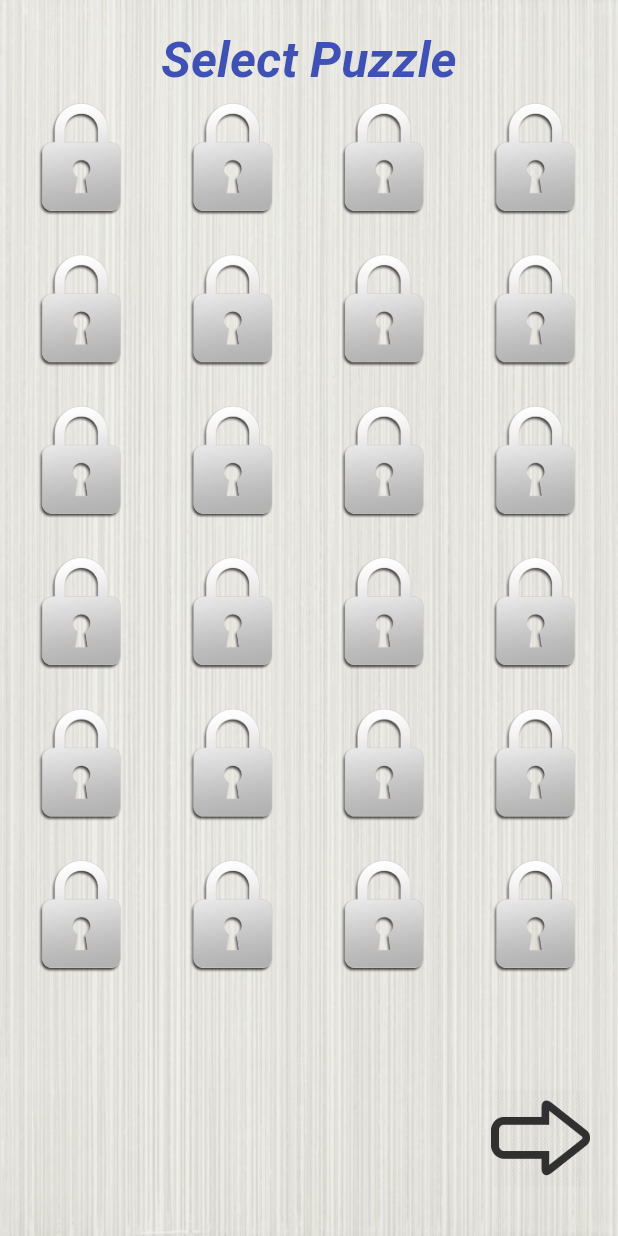
After one commit to mangukiyaRitul/puzzel, a Flutter app: the screen it shows after launch, after a tap on "PUZZLES", on a phone screen of 412 x 824 dp. The commit adds this screen. Run offline on Flutter 3.47's test engine with Material 2 defaults, Android fonts, the phone set to English and light mode, and no system bars.

Commit message:
Initial commit

```diff
--- a/lib/home.dart
+++ b/lib/home.dart
@@ -1,4 +1,5 @@
 import 'package:flutter/material.dart';
+import 'package:puzzel/pazzlelevel.dart';
 
 import 'continue.dart';
 
@@ -64,9 +65,16 @@ class _homeState extends State<home> {
                            return continu();
                          },));
                        });
-                      }, child: Text("CONTINUE",style: TextStyle(fontFamily: "f1",color:Colors.white,fontSize: 25),)),
-                      TextButton(onPressed: (){}, child: Text("PUXXLES",style: TextStyle(fontFamily: "f1",color:Colors.white,fontSize: 25),)),
-                      TextButton(onPressed: (){}, child: Text("BUY PRO",style: TextStyle(fontFamily: "f1",color:Colors.white,fontSize: 25),)),
+                      }, child: Text("CONTINUE",style: TextStyle(fontFamily: "f1",color:Colors.white,fontSize: 25,fontWeight: FontWeight.bold),)),
+                      TextButton(onPressed: (){
+                          setState(() {
+                            Navigator.push(context, MaterialPageRoute(builder: (context) {
+                              return level();
+                            },));
+                          });
+
+                      }, child: Text("PUZZLES",style: TextStyle(fontFamily: "f1",color:Colors.white,fontSize: 25,fontWeight: FontWeight.bold),)),
+                      TextButton(onPressed: (){}, child: Text("BUY PRO",style: TextStyle(fontFamily: "f1",color:Colors.white,fontSize: 25,fontWeight: FontWeight.bold),)),
 
                   ],
                 ),
--- /dev/null
+++ b/lib/pazzlelevel.dart
@@ -0,0 +1,90 @@
+import 'package:flutter/material.dart';
+
+class level extends StatefulWidget {
+  const level({Key? key}) : super(key: key);
+
+  @override
+  State<level> createState() => _levelState();
+}
+
+class _levelState extends State<level> {
+  @override
+  Widget build(BuildContext context) {
+    double width=MediaQuery.of(context).size.width;
+    double heidth=MediaQuery.of(context).size.height;
+    //double apppbarheidth=kToolbarHeight;
+    double statusbarheidth=MediaQuery.of(context).padding.top;
+    double bottombarheidth=MediaQuery.of(context).padding.bottom;
+
+    double bodyheidth=heidth-statusbarheidth-bottombarheidth;
+
+    return Scaffold(
+      body: SafeArea(
+        child: Container(
+          height: bodyheidth,
+          width: width,
+          decoration: BoxDecoration(
+            image: DecorationImage(
+              image: AssetImage("image/background.jpg"),
+              fit: BoxFit.fill,
+            )
+          ),
+          child: Column(
+            mainAxisAlignment:  MainAxisAlignment.spaceEvenly,
+            children: [
+              Container(
+                margin: EdgeInsets.fromLTRB(0, bodyheidth*0.020, 0, 0),
+                child: Text(" Select Puzzle ",style: TextStyle(
+                    fontSize: bodyheidth*0.04,
+                    fontStyle: FontStyle.italic,
+                    fontWeight: FontWeight.bold,
+                    color: Colors.indigo
+                )),
+              ),
+              Container(
+                margin: EdgeInsets.symmetric(horizontal: width*0.030),
+                height: bodyheidth*0.80,
+                width: width,
+                child: GridView.builder(
+                    gridDelegate: SliverGridDelegateWithFixedCrossAxisCount(
+                        crossAxisCount: 4,
+                        mainAxisSpacing: bodyheidth*0.020,
+                      crossAxisSpacing:  bodyheidth*0.020,
+                    ),
+                    itemBuilder:(context, index) {
+                      return Container(
+                        height: bodyheidth*0.080,
+                        width: width*0.03,
+                        decoration: BoxDecoration(
+                        image: DecorationImage(
+
+                          image: AssetImage("image/lock.png"),
+
+                        ),
+                        ),
+                      );
+                    },
+                itemCount: 24,),
+              ),
+              Row(
+                mainAxisAlignment: MainAxisAlignment.end,
+                children: [
+                  Container(
+                    margin: EdgeInsets.only(bottom: bodyheidth*0.035),
+                    height: bodyheidth*0.08,
+                    width: width*0.25,
+                    decoration: BoxDecoration(
+                      image: DecorationImage(
+                        image: AssetImage("image/next.png"),
+                      )
+                    ),
+                  ),
+                ],
+              ),
+            ],
+          ),
+        ),
+      ),
+    );
+  }
+}
```
Also changed, not shown: image/lock.png (added), image/next.png (added).
